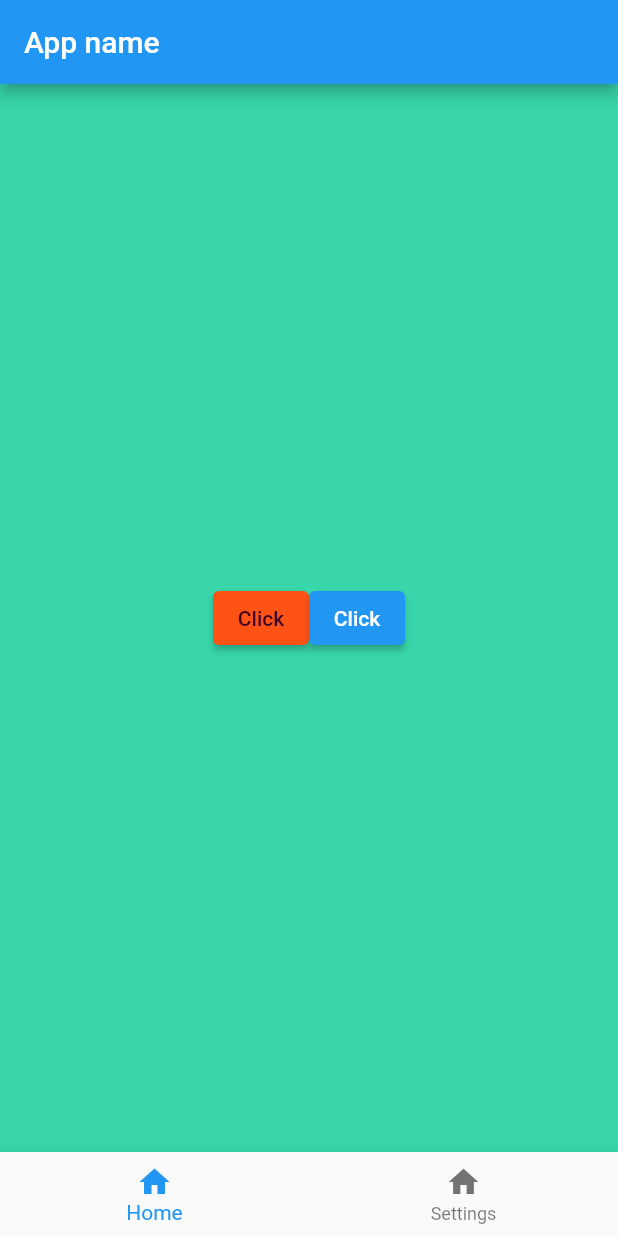
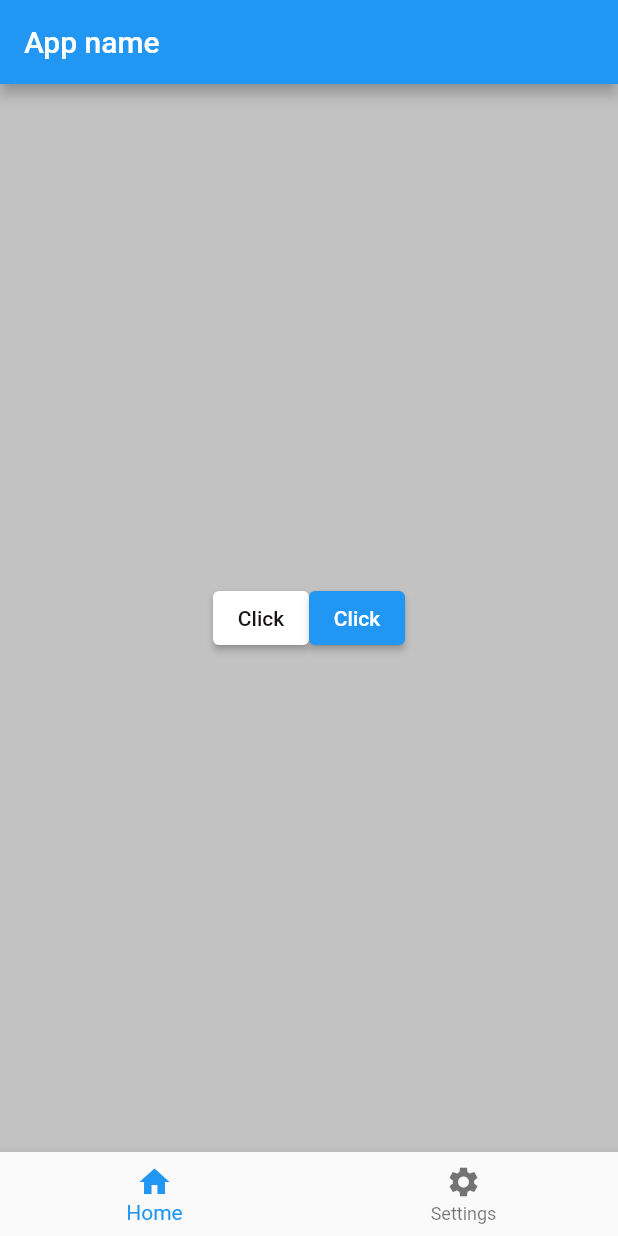
Before and after one commit to Nuel-Agyei/flutter_tutorial, a Flutter app: the screen it shows after launch, on a phone screen of 412 x 824 dp. Run offline on Flutter 3.47's test engine with Material 2 defaults, Android fonts, the phone set to English and light mode, and no system bars.

Commit message:
More additions

```diff
--- a/lib/main.dart
+++ b/lib/main.dart
@@ -30,15 +30,15 @@ class _MyAppState extends State<MyApp> {
                 ? Container(
                     width: double.infinity,
                     height: double.infinity,
-                    color: Color.fromARGB(255, 56, 214, 170),
+                    color: Color.fromARGB(94, 97, 97, 97),
                     child: Row(
                       mainAxisAlignment: MainAxisAlignment.center,
                       crossAxisAlignment: CrossAxisAlignment.center,
                       children: [
                         ElevatedButton(
                           style: ElevatedButton.styleFrom(
-                            onPrimary: Color.fromARGB(255, 58, 0, 40),
-                            primary: Color.fromARGB(255, 255, 83, 21),
+                            foregroundColor: Color.fromARGB(255, 24, 17, 22),
+                            backgroundColor: Color.fromARGB(255, 255, 255, 255),
                           ),
                           onPressed: () {
                             setState(() {
@@ -57,13 +57,13 @@ class _MyAppState extends State<MyApp> {
                       ],
                     ),
                   )
-                : const SizedBox(),
+                : Image.asset('images/coms2.jpg'),
           ),
           bottomNavigationBar: BottomNavigationBar(
             items: const [
               BottomNavigationBarItem(label: 'Home', icon: Icon(Icons.home)),
               BottomNavigationBarItem(
-                  label: 'Settings', icon: Icon(Icons.home)),
+                  label: 'Settings', icon: Icon(Icons.settings)),
             ],
             currentIndex: currentIndex,
             onTap: (int index) {
--- a/pubspec.yaml
+++ b/pubspec.yaml
@@ -59,8 +59,8 @@ flutter:
   uses-material-design: true
 
   # To add assets to your application, add an assets section, like this:
-  # assets:
-  #   - images/a_dot_burr.jpeg
+  assets:
+    - images/
   #   - images/a_dot_ham.jpeg
 
   # An image asset can refer to one or more resolution-specific "variants", see
```
Also changed, not shown: images/1h.jpg (added), images/1h1.jpg (added), images/1h2.jpg (added), images/2h.jpg (added), images/3h.jpg (added), images/ab-t.jpg (added), images/coms.jpg (added), images/coms1.jpg (added), images/coms2.jpg (added).
